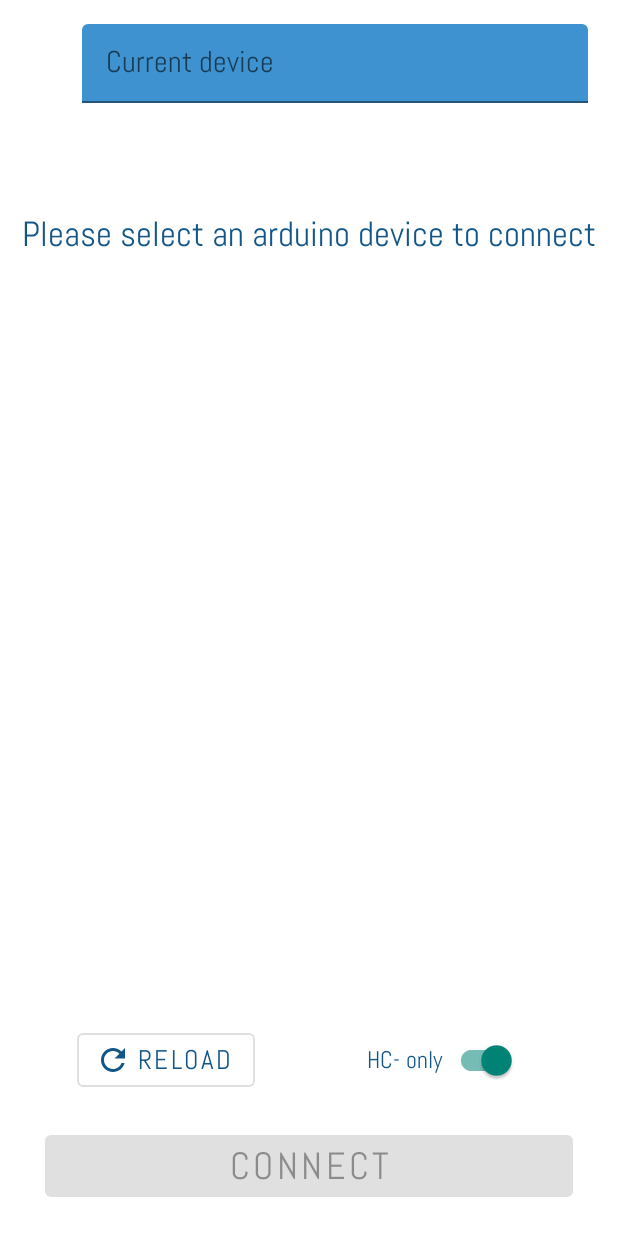
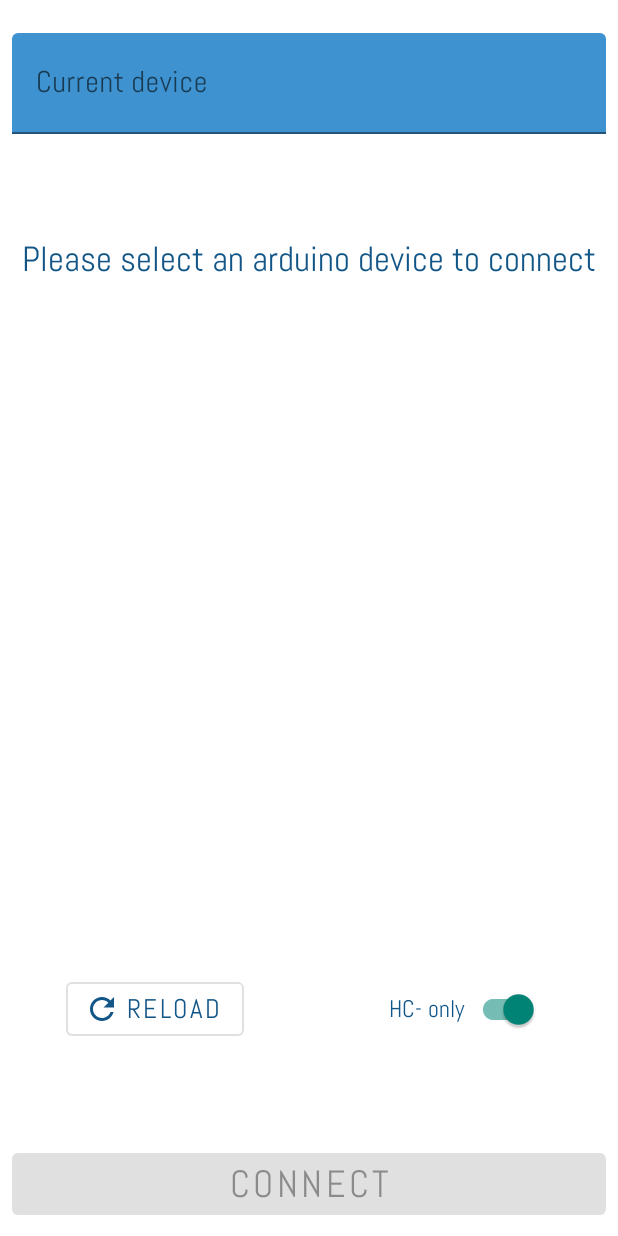
Before and after one commit to MarcoAigner/DataCruise, an Android app: the screen it shows after launch (MenuActivity), on a phone screen of 412 x 824 dp. Run offline under Robolectric (Android 15) with nearby library versions, the phone set to English and light mode, and no system bars.

Commit message:
initial attempt in making the menu use constraints

```diff
--- a/app/src/main/AndroidManifest.xml
+++ b/app/src/main/AndroidManifest.xml
@@ -7,13 +7,15 @@
     <uses-permission android:name="android.permission.ACCESS_COARSE_LOCATION" />
     <uses-permission android:name="android.permission.INTERNET"/>
 
+    <!-- TODO change theme to launcher -->
+
     <application
         android:allowBackup="true"
         android:icon="@mipmap/ic_launcher"
         android:label="@string/app_name"
         android:roundIcon="@mipmap/ic_launcher_round"
         android:supportsRtl="true"
-        android:theme="@style/AppTheme.Launcher">
+        android:theme="@style/AppTheme">
         <activity android:name="com.example.maign.car_it_projekt.MainActivity"
             android:screenOrientation="portrait"/>
         <activity android:name="com.example.maign.car_it_projekt.MenuActivity"
--- a/app/src/main/java/com/example/maign/car_it_projekt/MenuActivity.java
+++ b/app/src/main/java/com/example/maign/car_it_projekt/MenuActivity.java
@@ -55,7 +55,7 @@ public class MenuActivity extends AppCompatActivity {
     protected void onCreate(Bundle savedInstanceState) {
         setTheme(R.style.AppTheme);
         super.onCreate(savedInstanceState);
-        setContentView(R.layout.activity_menue);
+        setContentView(R.layout.menue_constraint);
 
         //Create a Bluetooth Manager
         createBtManager(this);
--- a/app/src/main/java/com/example/maign/car_it_projekt/TypefaceUtil.java
+++ b/app/src/main/java/com/example/maign/car_it_projekt/TypefaceUtil.java
@@ -2,11 +2,10 @@ package com.example.maign.car_it_projekt;
 
 import android.content.Context;
 import android.graphics.Typeface;
-import android.util.Log;
 
 import java.lang.reflect.Field;
 
-public class TypefaceUtil {
+ class TypefaceUtil {
 
     /**
      * Using reflection to override default typeface
@@ -15,7 +14,7 @@ public class TypefaceUtil {
      * @param defaultFontNameToOverride for example "monospace"
      * @param customFontFileNameInAssets file name of the font from assets
      */
-    public static void overrideFont(Context context, String defaultFontNameToOverride, String customFontFileNameInAssets) {
+     static void overrideFont(Context context, String defaultFontNameToOverride, String customFontFileNameInAssets) {
         try {
             final Typeface customFontTypeface = Typeface.createFromAsset(context.getAssets(), customFontFileNameInAssets);
 
--- /dev/null
+++ b/app/src/main/res/layout/menue_constraint.xml
@@ -0,0 +1,191 @@
+<?xml version="1.0" encoding="utf-8"?>
+<androidx.constraintlayout.widget.ConstraintLayout xmlns:android="http://schemas.android.com/apk/res/android"
+    xmlns:app="http://schemas.android.com/apk/res-auto"
+    xmlns:tools="http://schemas.android.com/tools"
+    android:layout_width="match_parent"
+    android:layout_height="match_parent">
+
+
+    <com.google.android.material.textfield.TextInputLayout
+        android:id="@+id/textInputLayout"
+        android:layout_width="0dp"
+        android:layout_height="wrap_content"
+        android:layout_marginStart="8dp"
+        android:layout_marginLeft="8dp"
+        android:layout_marginTop="8dp"
+        android:layout_marginEnd="8dp"
+        android:layout_marginRight="8dp"
+        android:layout_marginBottom="8dp"
+        android:hint="@string/currentDevice"
+        app:boxBackgroundColor="@color/lightColorPrimary"
+        app:hintAnimationEnabled="true"
+        app:hintEnabled="true"
+        app:hintTextColor="@color/colorPrimaryDark"
+        app:layout_constraintBottom_toTopOf="@+id/guideline5"
+        app:layout_constraintEnd_toEndOf="parent"
+        app:layout_constraintStart_toStartOf="parent"
+        app:layout_constraintTop_toTopOf="parent">
+
+        <com.google.android.material.textfield.TextInputEditText
+            android:id="@+id/textInput"
+            android:layout_width="match_parent"
+            android:layout_height="67dp"
+            android:clickable="false"
+            android:cursorVisible="false"
+            android:focusable="false"
+            android:focusableInTouchMode="false"
+            android:fontFamily="@font/abel_regular"
+            android:scrollbarTrackHorizontal="@color/colorPrimary"
+            android:singleLine="false"
+            android:textColor="@color/colorPrimary"
+            android:textColorHint="@color/colorPrimaryDark"
+            android:textSize="20sp"
+            app:hintAnimationEnabled="true"
+            app:layout_constraintBottom_toBottomOf="parent"
+            app:layout_constraintEnd_toEndOf="parent"
+            app:layout_constraintStart_toStartOf="parent"
+            app:layout_constraintTop_toTopOf="parent"
+            android:maxLines="1"/>
+
+
+    </com.google.android.material.textfield.TextInputLayout>
+
+
+    <androidx.appcompat.widget.AppCompatTextView
+        android:id="@+id/appCompatTextView"
+        android:layout_width="0dp"
+        android:layout_height="wrap_content"
+        android:layout_marginStart="8dp"
+        android:layout_marginLeft="8dp"
+        android:layout_marginTop="8dp"
+        android:layout_marginEnd="8dp"
+        android:layout_marginRight="8dp"
+        android:layout_marginBottom="8dp"
+        android:fontFamily="@font/abel_regular"
+        android:text="@string/selectDevice"
+        android:textAlignment="center"
+        android:textColor="@color/colorPrimary"
+        android:textSize="23sp"
+        app:layout_constraintBottom_toTopOf="@+id/listView"
+        app:layout_constraintEnd_toEndOf="parent"
+        app:layout_constraintStart_toStartOf="parent"
+        app:layout_constraintTop_toTopOf="@+id/guideline5" />
+
+
+    <ListView
+        android:id="@+id/listView"
+        android:layout_width="395dp"
+        android:layout_height="401dp"
+        android:layout_marginStart="8dp"
+        android:layout_marginLeft="8dp"
+        android:layout_marginTop="8dp"
+        android:layout_marginEnd="8dp"
+        android:layout_marginRight="8dp"
+        android:layout_marginBottom="8dp"
+        android:outlineAmbientShadowColor="@color/colorPrimaryDark"
+        android:outlineSpotShadowColor="@color/colorPrimary"
+        app:layout_constraintBottom_toTopOf="@+id/guideline3"
+        app:layout_constraintEnd_toEndOf="parent"
+        app:layout_constraintStart_toStartOf="parent"
+        app:layout_constraintTop_toTopOf="@+id/guideline2" />
+
+
+    <com.google.android.material.switchmaterial.SwitchMaterial
+        android:id="@+id/switchHC"
+        style="@style/Widget.MaterialComponents.CompoundButton.Switch"
+        android:layout_width="100dp"
+        android:layout_height="wrap_content"
+        android:layout_marginStart="8dp"
+        android:layout_marginLeft="8dp"
+        android:layout_marginTop="8dp"
+        android:layout_marginEnd="8dp"
+        android:layout_marginRight="8dp"
+        android:layout_marginBottom="8dp"
+        android:fontFamily="@font/abel_regular"
+        android:outlineAmbientShadowColor="@color/colorPrimary"
+        android:outlineSpotShadowColor="@color/colorPrimary"
+        android:text="@string/switchHC"
+        android:textColor="@color/colorPrimary"
+        android:textColorHighlight="@color/colorPrimary"
+        android:textSize="16sp"
+        android:theme="@style/SwitchTheme"
+        app:layout_constraintBottom_toTopOf="@+id/materialButton"
+        app:layout_constraintEnd_toEndOf="parent"
+        app:layout_constraintStart_toStartOf="@+id/guideline"
+        app:layout_constraintTop_toTopOf="@+id/guideline3"
+        app:useMaterialThemeColors="true" />
+
+
+    <com.google.android.material.button.MaterialButton
+        android:id="@+id/reloadButton"
+        style="@style/Widget.MaterialComponents.Button.OutlinedButton.Icon"
+        android:layout_width="wrap_content"
+        android:layout_height="wrap_content"
+        android:layout_marginStart="8dp"
+        android:layout_marginLeft="8dp"
+        android:layout_marginTop="8dp"
+        android:layout_marginEnd="8dp"
+        android:layout_marginRight="8dp"
+        android:layout_marginBottom="8dp"
+        android:fontFamily="@font/abel_regular"
+        android:text="@string/reload_List"
+        android:textSize="18sp"
+        app:icon="@drawable/ic_refresh_black_24dp"
+        app:layout_constraintBottom_toTopOf="@+id/materialButton"
+        app:layout_constraintEnd_toStartOf="@+id/guideline"
+        app:layout_constraintStart_toStartOf="parent"
+        app:layout_constraintTop_toTopOf="@+id/guideline3" />
+
+
+    <com.google.android.material.button.MaterialButton
+        android:id="@+id/materialButton"
+        android:layout_width="match_parent"
+        android:layout_height="wrap_content"
+        android:layout_marginStart="8dp"
+        android:layout_marginLeft="8dp"
+        android:layout_marginEnd="8dp"
+        android:layout_marginRight="8dp"
+        android:layout_marginBottom="8dp"
+        android:fontFamily="@font/abel_regular"
+        android:text="@string/connect"
+        android:textSize="25sp"
+        app:layout_constraintBottom_toBottomOf="parent"
+        app:layout_constraintEnd_toEndOf="parent"
+        app:layout_constraintStart_toStartOf="parent" />
+
+    <androidx.constraintlayout.widget.Guideline
+        android:id="@+id/guideline"
+        android:layout_width="wrap_content"
+        android:layout_height="wrap_content"
+        android:layout_marginStart="205dp"
+        android:layout_marginLeft="205dp"
+        android:layout_marginEnd="205dp"
+        android:layout_marginRight="205dp"
+        android:orientation="vertical"
+        app:layout_constraintEnd_toEndOf="parent"
+        app:layout_constraintGuide_end="206dp"
+        app:layout_constraintStart_toStartOf="parent" />
+
+    <androidx.constraintlayout.widget.Guideline
+        android:id="@+id/guideline2"
+        android:layout_width="wrap_content"
+        android:layout_height="wrap_content"
+        android:orientation="horizontal"
+        app:layout_constraintGuide_end="536dp" />
+
+    <androidx.constraintlayout.widget.Guideline
+        android:id="@+id/guideline3"
+        android:layout_width="wrap_content"
+        android:layout_height="wrap_content"
+        android:orientation="horizontal"
+        app:layout_constraintGuide_begin="583dp" />
+
+    <androidx.constraintlayout.widget.Guideline
+        android:id="@+id/guideline5"
+        android:layout_width="wrap_content"
+        android:layout_height="wrap_content"
+        android:orientation="horizontal"
+        app:layout_constraintGuide_begin="111dp" />
+
+
+</androidx.constraintlayout.widget.ConstraintLayout>
--- a/app/src/main/res/values/strings.xml
+++ b/app/src/main/res/values/strings.xml
@@ -11,7 +11,7 @@
     <string name="connect">Connect</string>
     <string name="currentDevice">Current device</string>
     <string name="selectDevice">Please select an arduino device to connect</string>
-    <string name="menuDeviceString">%1s\n%2s</string>
+    <string name="menuDeviceString">%1s(%2s)</string>
 
     <string name="runtimeString">Runtime</string>
     <string name="pedalString">Pedal Position</string>
```
